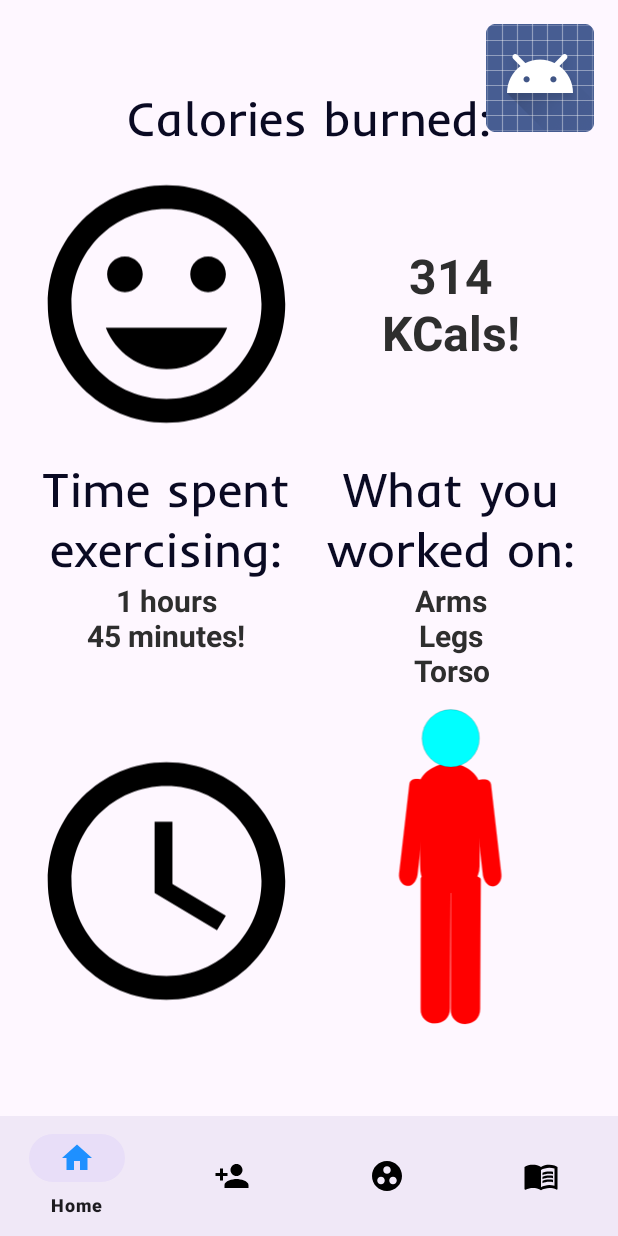
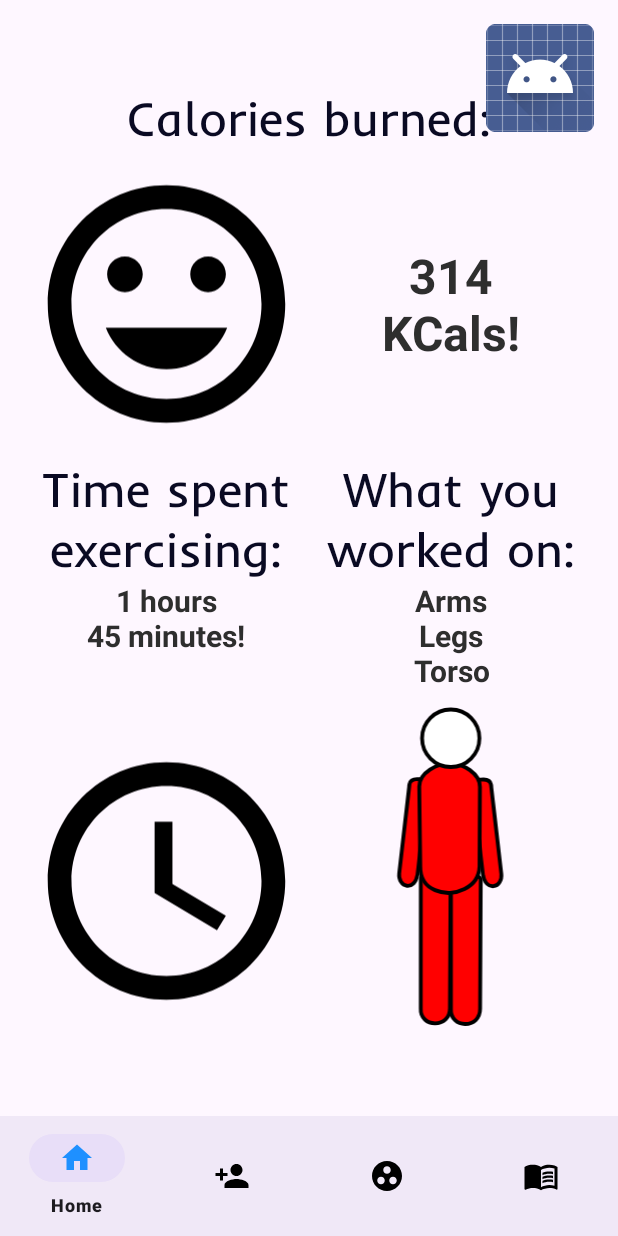
Before and after one commit to ProbatusVir/PixelFit, an Android app: the FirstFragment screen opened through its navigation route, on a phone screen of 412 x 824 dp. Run offline under Robolectric (Android 15) with nearby library versions, the phone set to English and light mode, and no system bars; our stand-ins replace navigation-ui; network calls fail.

Commit message:
Finished styling the fitness model in FirstFragment

```diff
--- a/app/src/main/java/com/example/myapplication/FirstFragment.kt
+++ b/app/src/main/java/com/example/myapplication/FirstFragment.kt
@@ -3,7 +3,6 @@
 import ActiveUser
 import ActiveUser.partsWorked
 import android.graphics.Color
-import android.graphics.PorterDuff
 import android.graphics.drawable.Drawable
 import android.graphics.drawable.LayerDrawable
 import android.os.Bundle
@@ -81,7 +80,7 @@
         if (partsWorked[part.ordinal])
             layer.setTint(Color.RED)
         else
-            layer.setTintMode(PorterDuff.Mode.SRC_IN)
+            layer.setTint(Color.WHITE)
     }
 
     override fun onDestroyView() {
--- /dev/null
+++ b/app/src/main/res/drawable/fitness_model_arms_outline.xml
@@ -0,0 +1,19 @@
+<vector xmlns:android="http://schemas.android.com/apk/res/android"
+    android:width="210dp"
+    android:height="297dp"
+    android:viewportWidth="210"
+    android:viewportHeight="297">
+
+
+  <path
+      android:pathData="M72.11,72.87 L64.08,142.68c-0.57,4.87 2.27,9.15 6.01,9.55 3.92,0.42 7.12,-2.71 8.26,-8.45l8.28,-69.49c1.29,-4.73 -3.63,-4.97 -6.37,-5.31 -2.99,-0.38 -7.44,-0.69 -8.16,3.89z"
+      android:strokeWidth="@integer/fitness_model_stroke_width"
+      android:strokeColor="#000000"
+      android:name="left_arm"/>
+  <path
+      android:pathData="m135.91,73.19 l8.03,69.81c0.57,4.87 -2.27,9.15 -6.01,9.55 -3.92,0.42 -7.12,-2.71 -8.26,-8.45l-8.28,-69.49c-1.29,-4.73 3.63,-4.97 6.37,-5.31 2.99,-0.38 7.44,-0.69 8.16,3.89z"
+      android:strokeWidth="@integer/fitness_model_stroke_width"
+      android:strokeColor="#000000"
+      android:name="right_arm"/>
+
+</vector>
--- a/app/src/main/res/drawable/fitness_model_body.xml
+++ b/app/src/main/res/drawable/fitness_model_body.xml
@@ -2,10 +2,18 @@
 <layer-list xmlns:android="http://schemas.android.com/apk/res/android">
     <item android:id="@+id/fitness_legs"
           android:drawable="@drawable/fitness_model_legs"/>
+    <item android:drawable="@drawable/fitness_model_legs_outline"/>
+
     <item android:id="@+id/fitness_arms"
           android:drawable="@drawable/fitness_model_arms"/>
+    <item android:drawable="@drawable/fitness_model_arms_outline"/>
+
     <item android:id="@+id/fitness_torso"
           android:drawable="@drawable/fitness_model_torso"/>
+    <item android:drawable="@drawable/fitness_model_torso_outline"/>
+
     <item android:id="@+id/fitness_head"
           android:drawable="@drawable/fitness_model_head"/>
+    <item android:drawable="@drawable/fitness_model_head_outline"/>
+
 </layer-list>
--- /dev/null
+++ b/app/src/main/res/drawable/fitness_model_head_outline.xml
@@ -0,0 +1,11 @@
+<vector xmlns:android="http://schemas.android.com/apk/res/android"
+    android:width="210dp"
+    android:height="297dp"
+    android:viewportWidth="210"
+    android:viewportHeight="297">
+  <path
+      android:pathData="M104.39,36.93m-22.44,0a22.44,22.44 0,1 1,44.88 0a22.44,22.44 0,1 1,-44.88 0"
+      android:strokeWidth="@integer/fitness_model_stroke_width"
+      android:strokeColor="#000000"
+      android:name="head"/>
+</vector>
--- /dev/null
+++ b/app/src/main/res/drawable/fitness_model_legs_outline.xml
@@ -0,0 +1,17 @@
+<vector xmlns:android="http://schemas.android.com/apk/res/android"
+    android:width="210dp"
+    android:height="297dp"
+    android:viewportWidth="210"
+    android:viewportHeight="297">
+  <!-- legs -->
+  <path
+      android:name="left_leg"
+      android:pathData="m80.97,146.71c0.07,-4.63 23.33,-4.25 23.33,0.09l-0.52,101.15c0,7.5 -5.23,11.86 -11.76,11.81 -5.85,-0.05 -11.48,-4.15 -11.08,-11.49z"
+      android:strokeWidth="@integer/fitness_model_stroke_width"
+      android:strokeColor="#000000"/>
+  <path
+      android:pathData="m104.55,147.19c0.07,-4.63 23.33,-4.25 23.33,0.09l-0.52,101.15c0,7.5 -5.23,11.86 -11.76,11.81 -5.85,-0.05 -11.48,-4.15 -11.08,-11.49z"
+      android:strokeWidth="@integer/fitness_model_stroke_width"
+      android:strokeColor="#000000"
+      android:name="right_leg"/>
+</vector>
--- /dev/null
+++ b/app/src/main/res/drawable/fitness_model_torso_outline.xml
@@ -0,0 +1,11 @@
+<vector xmlns:android="http://schemas.android.com/apk/res/android"
+    android:width="210dp"
+    android:height="297dp"
+    android:viewportWidth="210"
+    android:viewportHeight="297">
+  <path
+      android:pathData="m80.55,137.08c-0.3,21.84 23.34,20.74 23.34,20.74 0,0 22.34,-1.3 23.04,-20.74l0.3,-62.11c0,-10.52 -13.21,-18.24 -23.04,-18.43 -10.12,-0.2 -24.54,7.21 -24.44,18.03z"
+      android:strokeWidth="@integer/fitness_model_stroke_width"
+      android:strokeColor="#000000"
+      android:name="torso"/>
+</vector>
```
